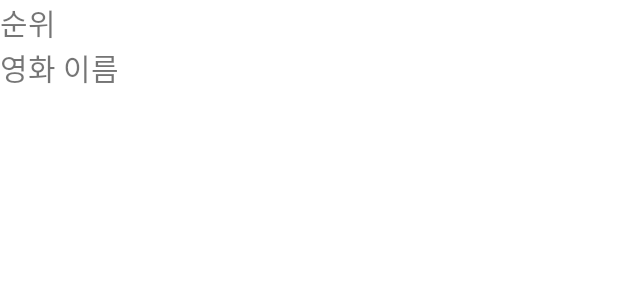
After one commit to HajunAndroid/Retrofit2AndAACPractice, an Android app: the layout item.xml on its own in the app's theme, with its tools: preview values and no code run, on a phone screen of 412 x 824 dp. The commit adds this screen. Shown: the top 300 px of the screen. Run offline under Robolectric (Android 15) with nearby library versions, the phone set to English and light mode, and no system bars.

Commit message:
Set RecyclerView

```diff
--- /dev/null
+++ b/app/src/main/res/layout/item.xml
@@ -0,0 +1,22 @@
+<?xml version="1.0" encoding="utf-8"?>
+<LinearLayout xmlns:android="http://schemas.android.com/apk/res/android"
+    android:layout_width="match_parent"
+    android:layout_height="wrap_content"
+    android:orientation="vertical">
+
+    <TextView
+        android:id="@+id/rank"
+        android:layout_width="wrap_content"
+        android:layout_height="wrap_content"
+        android:text="순위"
+        android:textSize="20dp"/>
+
+    <TextView
+        android:id="@+id/name"
+        android:layout_width="match_parent"
+        android:layout_height="wrap_content"
+        android:text="영화 이름"
+        android:textSize="20dp"/>
+
+
+</LinearLayout>
```
Also changed, not shown: app/src/main/java/kr/co/hajun/retrofit2andmvvm/MainActivity.java (+13 -7 lines), app/src/main/java/kr/co/hajun/retrofit2andmvvm/MovieAdapter.java (added, +54 -0 lines), app/src/main/res/layout/activity_main.xml (+4 -4 lines).
